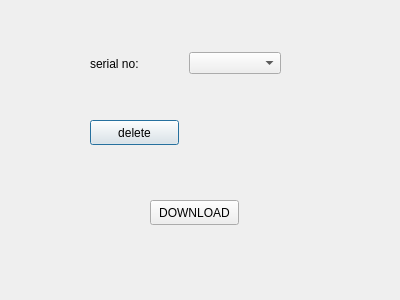
Old version of the form Device_tracking_system/tracker/dialog.ui in the repository Tanmay123-sp/QT.
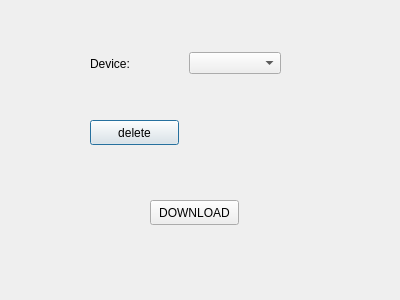
New version of the form.

Patch:
```diff
--- a/Device_tracking_system/tracker/dialog.ui
+++ b/Device_tracking_system/tracker/dialog.ui
@@ -38,8 +38,11 @@
    <layout class="QHBoxLayout" name="horizontalLayout">
     <item>
      <widget class="QLabel" name="label">
+      <property name="styleSheet">
+       <string notr="true">font: 12pt &quot;Segoe UI&quot;;</string>
+      </property>
       <property name="text">
-       <string>serial no:</string>
+       <string>Device:</string>
       </property>
      </widget>
     </item>
```
